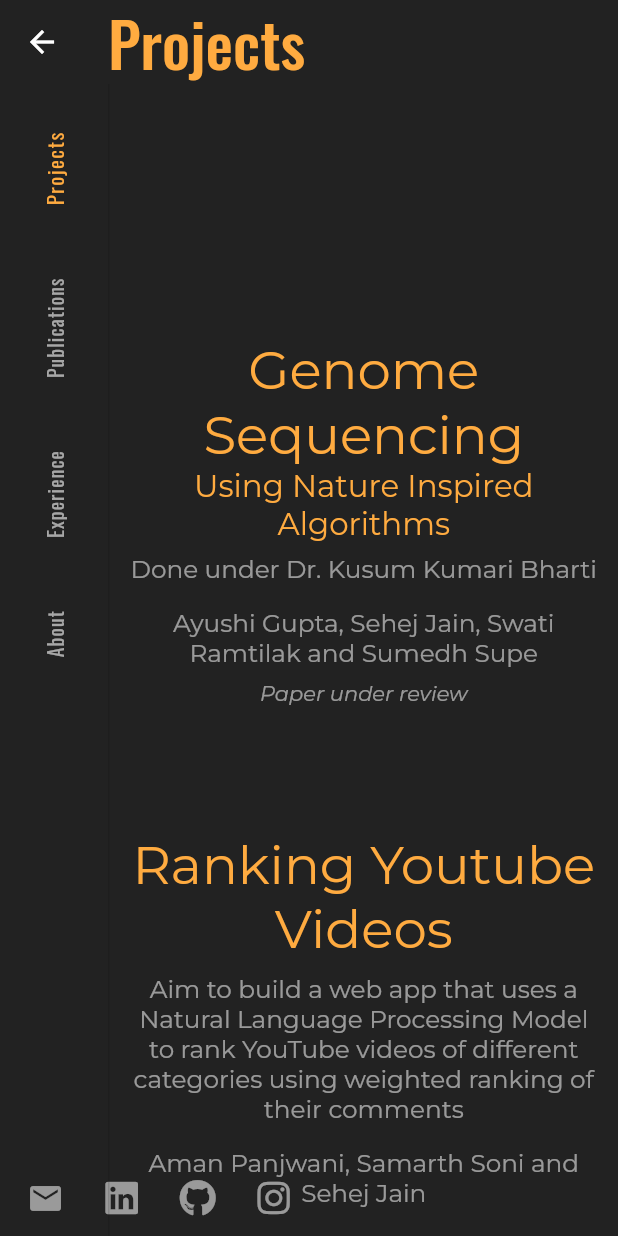
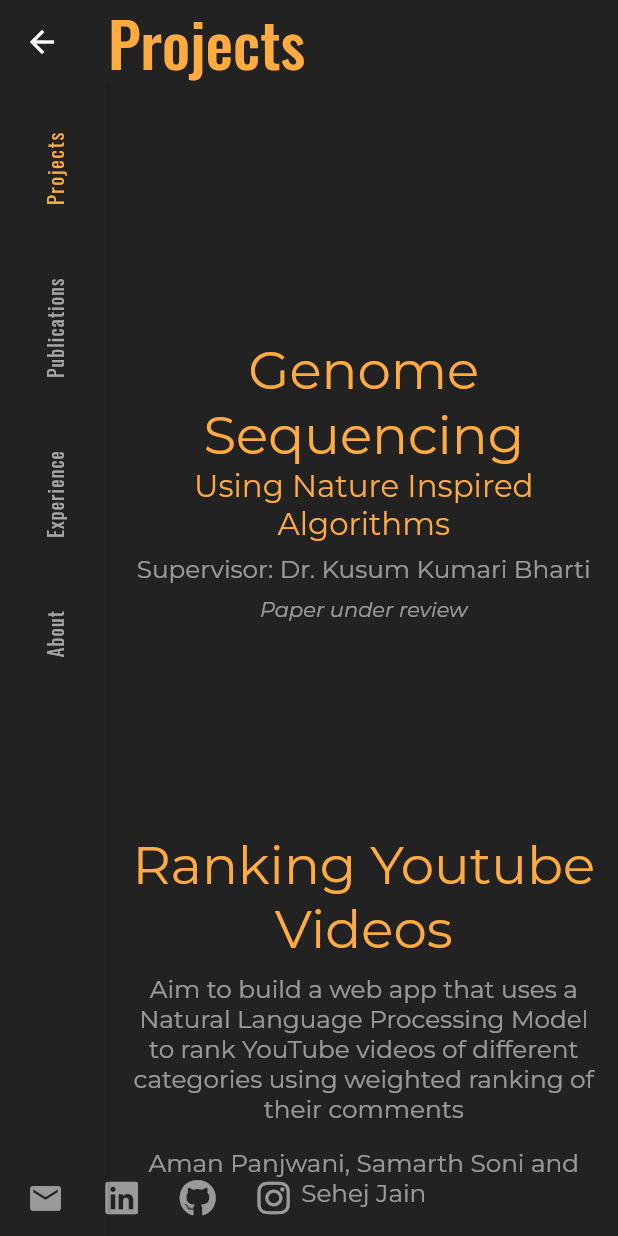
Before and after one commit to sehejjain/v1, a Flutter app: the MasterPage screen opened directly, scrolled down 576 dp, on a phone screen of 412 x 824 dp. Run offline on Flutter 3.47's test engine with Material 2 defaults, Android fonts, the phone set to English and light mode, and no system bars; our stand-ins replace font_awesome_flutter, google_fonts.

Commit message:
Updated Projects

```diff
--- a/lib/data/projects.dart
+++ b/lib/data/projects.dart
@@ -21,8 +21,8 @@ Map<String, dynamic> projects = {
     {
       "name": "Genome Sequencing",
       "title": "Using Nature Inspired Algorithms",
-      "subtitle": "Done under Dr. Kusum Kumari Bharti",
-      "team": "Ayushi Gupta, Sehej Jain, Swati Ramtilak and Sumedh Supe",
+      "subtitle": "Supervisor: Dr. Kusum Kumari Bharti",
+      // "team": "Ayushi Gupta, Sehej Jain, Swati Ramtilak and Sumedh Supe",
       "subsubtitle": "Paper under review"
     },
     {
```
